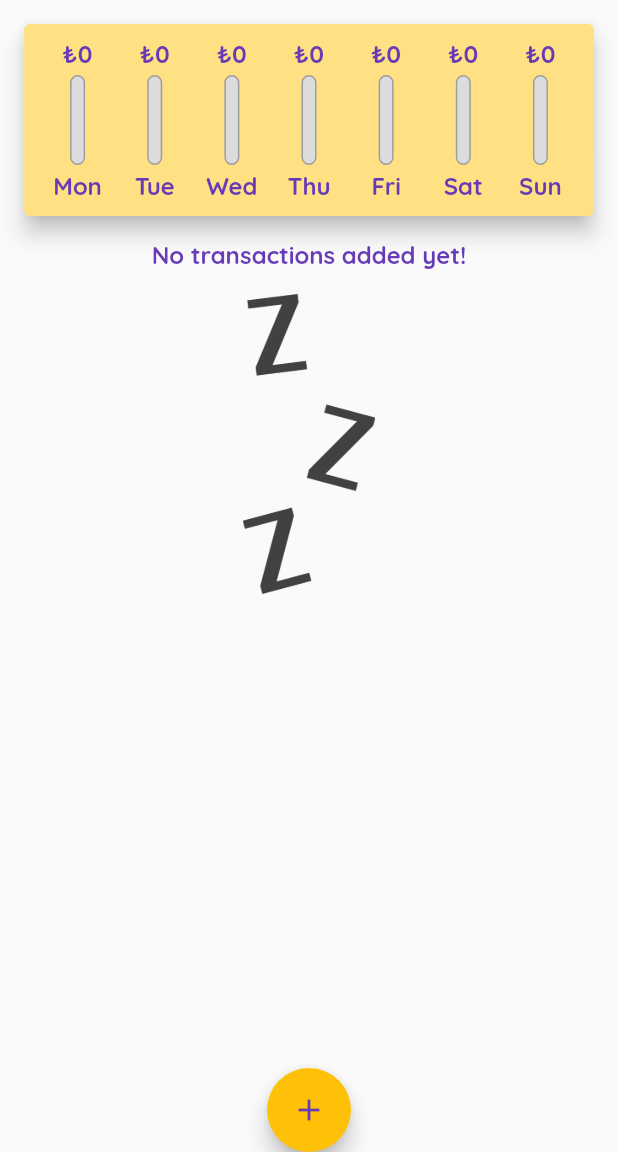
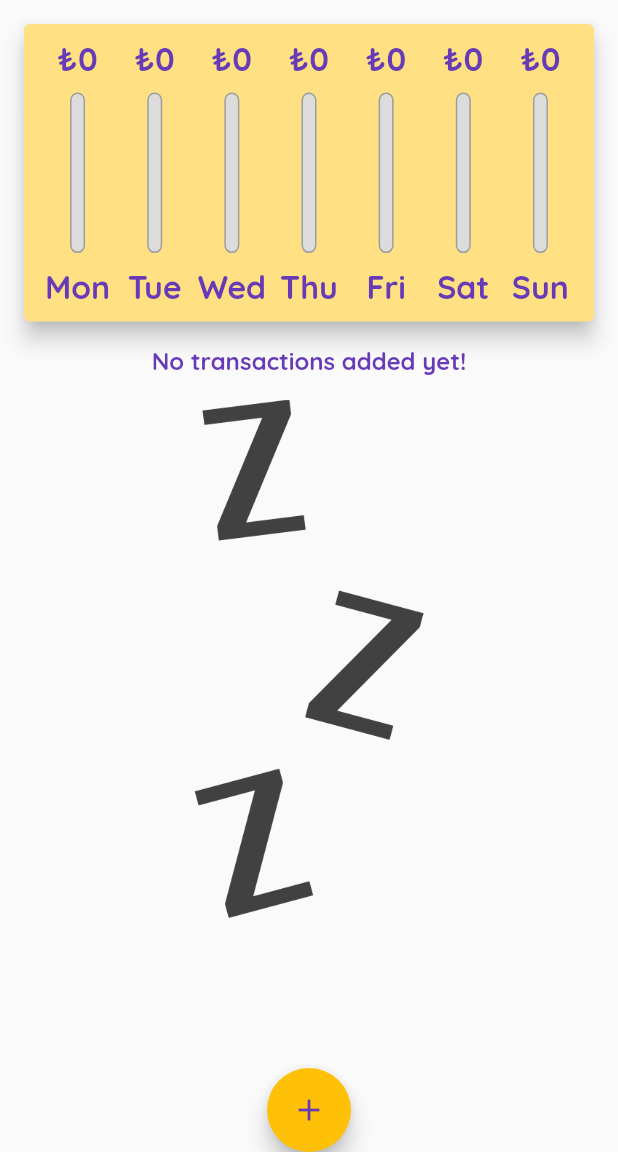
Before and after one commit to gunumdogdu/expenses_wallet_app, a Flutter app: the screen it shows after launch, on a phone screen of 412 x 824 dp, the part 84-1236 px from its top. Run offline on Flutter 3.47's test engine with Material 2 defaults, Android fonts, the phone set to English and light mode, and no system bars.

Commit message:
Responsive-landscape

```diff
--- a/lib/main.dart
+++ b/lib/main.dart
@@ -1,10 +1,17 @@
 import 'package:expenses_wallet_app/widgets/new_transaction.dart';
 import 'package:flutter/material.dart';
+import 'package:flutter/services.dart';
 import './models/transaction.dart';
 import './widgets/transaction_list.dart';
 import './widgets/chart.dart';
 
-void main() => runApp(MyApp());
+void main() {
+  // WidgetsFlutterBinding.ensureInitialized();
+  // SystemChrome.setPreferredOrientations(
+  //   [DeviceOrientation.portraitUp, DeviceOrientation.portraitDown],
+  // );
+  runApp(MyApp());
+}
 
 class MyApp extends StatelessWidget {
   @override
@@ -87,6 +94,8 @@
     //   date: DateTime.now(),
     // ),
   ];
+  bool _showChart = false;
+
   List<Transaction> get _recentTransactions {
     return _userTransactions.where((tx) {
       return tx.date.isAfter(DateTime.now().subtract(
@@ -132,8 +141,9 @@
 
   @override
   Widget build(BuildContext context) {
-    return Scaffold(
-      appBar: AppBar(
+    final isLandscape =
+        MediaQuery.of(context).orientation == Orientation.landscape;
+    final appBar = AppBar(
       title: Text(
         'Götür',
         style: Theme.of(context).appBarTheme.titleTextStyle,
@@ -144,14 +154,55 @@
           icon: Icon(Icons.add),
         )
       ],
-      ),
+    );
+    final txListWidget = Container(
+      height: (MediaQuery.of(context).size.height -
+              appBar.preferredSize.height -
+              MediaQuery.of(context).padding.top) *
+          0.75,
+      child: TransactionList(_userTransactions, _deleteTransaction),
+    );
+    return Scaffold(
+      appBar: appBar,
       body: SingleChildScrollView(
         child: Column(
           mainAxisAlignment: MainAxisAlignment.start,
           crossAxisAlignment: CrossAxisAlignment.stretch,
           children: [
-            Chart(_recentTransactions),
-            TransactionList(_userTransactions, _deleteTransaction),
+            if (isLandscape)
+              Row(
+                mainAxisAlignment: MainAxisAlignment.center,
+                children: [
+                  Text('Show Chart'),
+                  Switch(
+                    value: _showChart,
+                    onChanged: (value) {
+                      setState(() {
+                        _showChart = value;
+                      });
+                    },
+                  ),
+                ],
+              ),
+            if (!isLandscape)
+              Container(
+                height: (MediaQuery.of(context).size.height -
+                        appBar.preferredSize.height -
+                        MediaQuery.of(context).padding.top) *
+                    0.3,
+                child: Chart(_recentTransactions),
+              ),
+            if (!isLandscape) txListWidget,
+            if (isLandscape)
+              _showChart
+                  ? Container(
+                      height: (MediaQuery.of(context).size.height -
+                              appBar.preferredSize.height -
+                              MediaQuery.of(context).padding.top) *
+                          0.7,
+                      child: Chart(_recentTransactions),
+                    )
+                  : txListWidget
           ],
         ),
       ),
--- a/lib/widgets/chart_bar.dart
+++ b/lib/widgets/chart_bar.dart
@@ -1,4 +1,5 @@
 import 'package:flutter/material.dart';
+
 import 'package:intl/intl.dart';
 
 class ChartBar extends StatelessWidget {
@@ -12,10 +13,11 @@
   Widget build(BuildContext context) {
     final currencyFormat = NumberFormat.compact();
     final formattedAmount = currencyFormat.format(spendingAmount);
+    return LayoutBuilder(builder: (ctx, constraints) {
       return Column(
         children: [
           Container(
-          height: 20,
+            height: constraints.maxHeight * 0.15,
             child: FittedBox(
               child: Text('\₺${formattedAmount}',
                   style: Theme.of(context).textTheme.titleLarge),
@@ -24,10 +26,10 @@
           ),
           // Text('\₺${spendingAmount.toStringAsFixed(2)}'),
           SizedBox(
-          height: 4,
+            height: constraints.maxHeight * 0.05,
           ),
           Container(
-          height: 60,
+            height: constraints.maxHeight * 0.6,
             width: 10,
             child: Stack(
               children: [
@@ -51,10 +53,15 @@
             ),
           ),
           SizedBox(
-          height: 4,
+            height: constraints.maxHeight * 0.05,
           ),
-        Text(label, style: Theme.of(context).textTheme.titleLarge),
+          Container(
+              height: constraints.maxHeight * 0.15,
+              child: FittedBox(
+                  child: Text(label,
+                      style: Theme.of(context).textTheme.titleLarge))),
         ],
       );
+    });
   }
 }
--- a/lib/widgets/transaction_list.dart
+++ b/lib/widgets/transaction_list.dart
@@ -9,10 +9,9 @@
 
   @override
   Widget build(BuildContext context) {
-    return Container(
-      height: 550,
-      child: transactions.isEmpty
-          ? Column(
+    return transactions.isEmpty
+        ? LayoutBuilder(builder: (ctx, constraints) {
+            return Column(
               children: [
                 Text(
                   'No transactions added yet!',
@@ -22,14 +21,15 @@
                   height: 16,
                 ),
                 Container(
-                  height: 200,
+                  height: constraints.maxHeight * 0.6,
                   child: Image.asset(
                     'assets/images/waiting.png',
                     fit: BoxFit.cover,
                   ),
                 )
               ],
-            )
+            );
+          })
         : ListView.builder(
             itemBuilder: (ctx, index) {
               return Card(
@@ -68,7 +68,6 @@
               );
             },
             itemCount: transactions.length,
-            ),
           );
   }
 }
```
Lines whose indentation alone changed are shown as unchanged.
